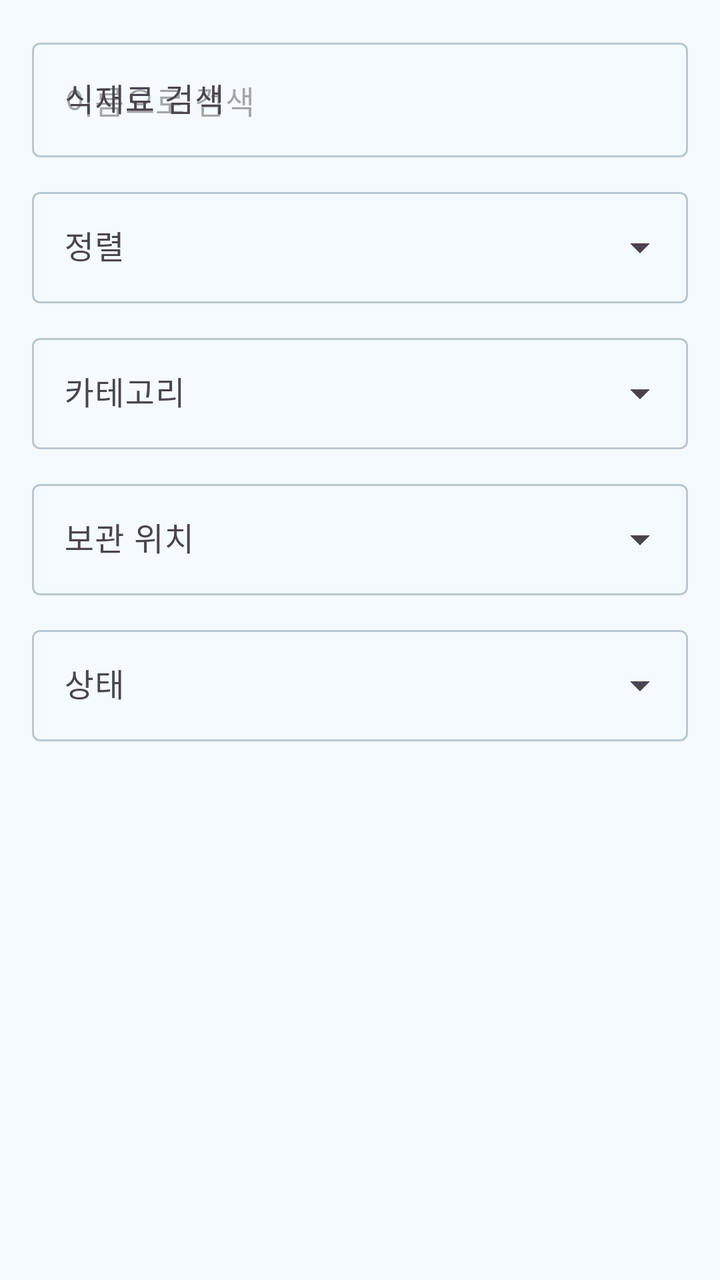
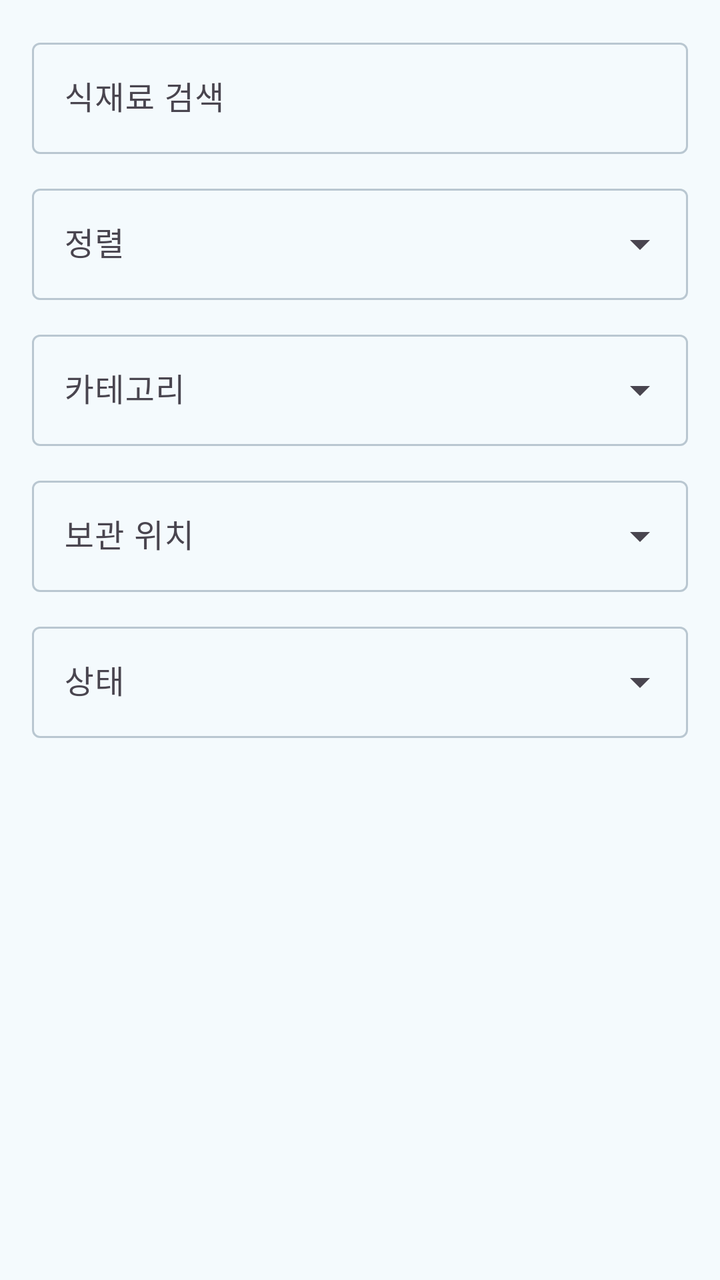

The first picture is an Android layout as it rendered before a commit; the second is the same layout after the commit. The layout source and the unified diff follow.
<!-- AndroidManifest.xml: application theme Theme.RefrigeratorReminder -->
<!-- res/layout/fragment_list.xml -->
<?xml version="1.0" encoding="utf-8"?>
<LinearLayout xmlns:android="http://schemas.android.com/apk/res/android"
    android:layout_width="match_parent"
    android:layout_height="match_parent"
    android:background="@color/brand_background"
    android:orientation="vertical"
    android:padding="16dp">

    <com.google.android.material.textfield.TextInputLayout
        android:layout_width="match_parent"
        android:layout_height="wrap_content"
        android:hint="@string/label_search">

        <com.google.android.material.textfield.TextInputEditText
            android:id="@+id/edit_search"
            android:layout_width="match_parent"
            android:layout_height="wrap_content"
            android:hint="@string/hint_search_items"
            android:imeOptions="actionDone"
            android:inputType="text" />
    </com.google.android.material.textfield.TextInputLayout>

    <com.google.android.material.textfield.TextInputLayout
        style="@style/Widget.Material3.TextInputLayout.OutlinedBox.ExposedDropdownMenu"
        android:layout_width="match_parent"
        android:layout_height="wrap_content"
        android:layout_marginTop="12dp"
        android:hint="@string/label_sort">

        <com.google.android.material.textfield.MaterialAutoCompleteTextView
            android:id="@+id/dropdown_sort"
            android:layout_width="match_parent"
            android:layout_height="wrap_content"
            android:inputType="none" />
    </com.google.android.material.textfield.TextInputLayout>

    <com.google.android.material.textfield.TextInputLayout
        style="@style/Widget.Material3.TextInputLayout.OutlinedBox.ExposedDropdownMenu"
        android:layout_width="match_parent"
        android:layout_height="wrap_content"
        android:layout_marginTop="12dp"
        android:hint="@string/label_category">

        <com.google.android.material.textfield.MaterialAutoCompleteTextView
            android:id="@+id/dropdown_category"
            android:layout_width="match_parent"
            android:layout_height="wrap_content"
            android:inputType="none" />
    </com.google.android.material.textfield.TextInputLayout>

    <com.google.android.material.textfield.TextInputLayout
        style="@style/Widget.Material3.TextInputLayout.OutlinedBox.ExposedDropdownMenu"
        android:layout_width="match_parent"
        android:layout_height="wrap_content"
        android:layout_marginTop="12dp"
        android:hint="@string/label_storage">

        <com.google.android.material.textfield.MaterialAutoCompleteTextView
            android:id="@+id/dropdown_storage"
            android:layout_width="match_parent"
            android:layout_height="wrap_content"
            android:inputType="none" />
    </com.google.android.material.textfield.TextInputLayout>

    <com.google.android.material.textfield.TextInputLayout
        style="@style/Widget.Material3.TextInputLayout.OutlinedBox.ExposedDropdownMenu"
        android:layout_width="match_parent"
        android:layout_height="wrap_content"
        android:layout_marginTop="12dp"
        android:hint="@string/label_status">

        <com.google.android.material.textfield.MaterialAutoCompleteTextView
            android:id="@+id/dropdown_status"
            android:layout_width="match_parent"
            android:layout_height="wrap_content"
            android:inputType="none" />
    </com.google.android.material.textfield.TextInputLayout>

    <FrameLayout
        android:layout_width="match_parent"
        android:layout_height="0dp"
        android:layout_marginTop="16dp"
        android:layout_weight="1">

        <androidx.recyclerview.widget.RecyclerView
            android:id="@+id/recycler_items"
            android:layout_width="match_parent"
            android:layout_height="match_parent"
            android:clipToPadding="false"
            android:paddingBottom="16dp" />

        <LinearLayout
            android:id="@+id/layout_empty_list"
            android:layout_width="match_parent"
            android:layout_height="match_parent"
            android:gravity="center"
            android:orientation="vertical"
            android:padding="24dp"
            android:visibility="gone">

            <TextView
                android:layout_width="wrap_content"
                android:layout_height="wrap_content"
                android:text="@string/list_empty_title"
                android:textAppearance="@style/TextAppearance.Material3.TitleMedium" />

            <TextView
                android:layout_width="wrap_content"
                android:layout_height="wrap_content"
                android:layout_marginTop="8dp"
                android:gravity="center"
                android:text="@string/list_empty_subtitle"
                android:textAppearance="@style/TextAppearance.Material3.BodyMedium" />
        </LinearLayout>
    </FrameLayout>

</LinearLayout>
<!-- resources referenced by this layout -->
<resources>
  <color name="brand_background">#F4FAFD</color>
  <string name="hint_search_items">이름으로 검색</string>
  <string name="label_category">카테고리</string>
  <string name="label_search">식재료 검색</string>
  <string name="label_sort">정렬</string>
  <string name="label_status">상태</string>
  <string name="label_storage">보관 위치</string>
  <string name="list_empty_subtitle">검색어나 필터를 조정해보세요.</string>
  <string name="list_empty_title">표시할 식재료가 없어요</string>
  <style name="Theme.RefrigeratorReminder" parent="Theme.Material3.DayNight.NoActionBar">
          <item name="colorPrimary">@color/brand_primary</item>
          <item name="colorOnPrimary">@color/brand_on_primary</item>
          <item name="colorPrimaryContainer">@color/brand_primary_container</item>
          <item name="colorOnPrimaryContainer">@color/brand_on_primary_container</item>
          <item name="colorSecondary">@color/brand_secondary</item>
          <item name="colorOnSurface">@color/brand_on_surface</item>
          <item name="colorOnBackground">@color/brand_on_background</item>
          <item name="colorSurface">@color/brand_surface</item>
          <item name="colorSurfaceVariant">@color/brand_surface_variant</item>
          <item name="colorOutline">@color/brand_outline</item>
          <item name="android:colorBackground">@color/brand_background</item>
          <item name="android:windowBackground">@color/brand_background</item>
          <item name="android:statusBarColor">@color/brand_primary</item>
          <item name="android:navigationBarColor">@color/brand_surface</item>
      </style>
  <color name="brand_primary">#2D8CFF</color>
  <color name="brand_on_primary">#FFFFFFFF</color>
  <color name="brand_primary_container">#DCEFFF</color>
  <color name="brand_on_primary_container">#143A66</color>
  <color name="brand_secondary">#3FBF8F</color>
  <color name="brand_on_surface">#20303A</color>
  <color name="brand_on_background">#20303A</color>
  <color name="brand_surface">#FFFFFFFF</color>
  <color name="brand_surface_variant">#EAF3FA</color>
  <color name="brand_outline">#B9C7D1</color>
</resources>

<!-- the commit's change to res/layout/fragment_list.xml (unified diff, before → after) -->
@@ -1,5 +1,6 @@
 <?xml version="1.0" encoding="utf-8"?>
 <LinearLayout xmlns:android="http://schemas.android.com/apk/res/android"
+    xmlns:app="http://schemas.android.com/apk/res-auto"
     android:layout_width="match_parent"
     android:layout_height="match_parent"
     android:background="@color/brand_background"
@@ -9,13 +10,13 @@
     <com.google.android.material.textfield.TextInputLayout
         android:layout_width="match_parent"
         android:layout_height="wrap_content"
-        android:hint="@string/label_search">
+        android:hint="@string/label_search"
+        app:placeholderText="@string/hint_search_items">
 
         <com.google.android.material.textfield.TextInputEditText
             android:id="@+id/edit_search"
             android:layout_width="match_parent"
             android:layout_height="wrap_content"
-            android:hint="@string/hint_search_items"
             android:imeOptions="actionDone"
             android:inputType="text" />
     </com.google.android.material.textfield.TextInputLayout>
